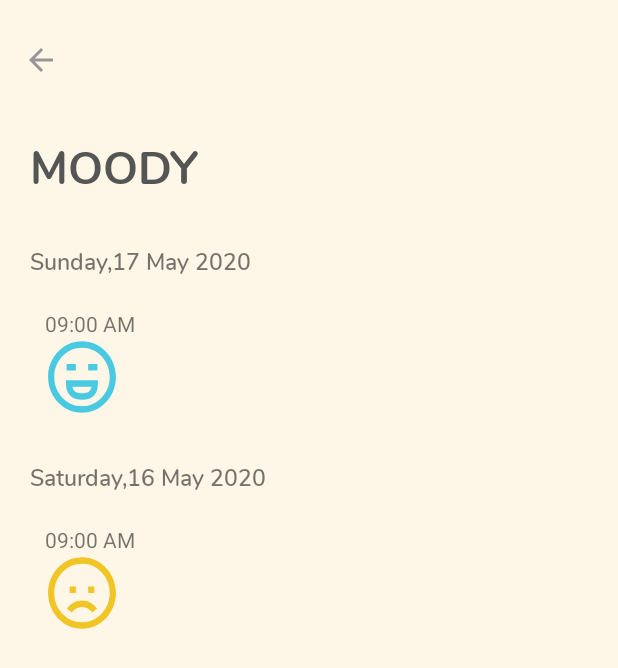
After one commit to yulihardinaa/svasthy, an Android app: the layout fragment_mood_saver.xml on its own in the app's theme, with its tools: preview values and no code run, on a phone screen of 412 x 824 dp. The commit adds this screen. Shown: the top 668 px of the screen. Run offline under Robolectric (Android 15) with nearby library versions, the light colour scheme and no system bars.

Commit message:
add layout

```diff
--- /dev/null
+++ b/app/src/main/res/layout/fragment_mood_saver.xml
@@ -0,0 +1,119 @@
+<?xml version="1.0" encoding="utf-8"?>
+<LinearLayout
+    xmlns:android="http://schemas.android.com/apk/res/android" android:layout_width="match_parent"
+    android:layout_height="match_parent"
+    android:orientation="vertical"
+    android:background="@color/login_bk_color"
+    >
+
+    <RelativeLayout
+        android:id="@+id/actionBar_Diary"
+        android:layout_width="match_parent"
+        android:layout_height="60dp"
+        android:gravity="center_vertical"
+        android:paddingStart="15dp"
+        android:paddingEnd="15dp">
+
+        <ImageView
+            android:id="@+id/icon_back"
+            android:layout_width="wrap_content"
+            android:layout_height="wrap_content"
+            android:layout_alignParentStart="true"
+            android:src="@drawable/icon_back"
+            android:layout_marginTop="20dp"/>
+
+    </RelativeLayout>
+
+    <TextView
+        android:layout_width="wrap_content"
+        android:layout_height="wrap_content"
+        android:text="MOODY"
+        android:fontFamily="@font/nunito_bold"
+        android:textColor="#555555"
+        android:textSize="30dp"
+        android:layout_marginLeft="20dp"
+        android:layout_marginTop="30dp"
+        />
+    <TextView
+        android:layout_width="wrap_content"
+        android:layout_height="wrap_content"
+        android:id="@+id/mood_date"
+        android:text="Sunday,17 May 2020"
+        android:fontFamily="@font/nunito_semibold"
+        android:layout_marginLeft="20dp"
+        android:textSize="15dp"
+        android:layout_marginTop="30dp"
+        />
+    <LinearLayout
+        android:layout_width="wrap_content"
+        android:layout_height="wrap_content"
+        android:orientation="horizontal"
+        android:layout_marginTop="20dp"
+        >
+        <LinearLayout
+            android:layout_width="wrap_content"
+            android:layout_height="wrap_content"
+            android:orientation="vertical"
+            android:layout_marginLeft="30dp"
+            >
+        <TextView
+            android:layout_width="wrap_content"
+            android:layout_height="wrap_content"
+            android:text="09:00 AM"
+            android:id="@+id/mood_time"
+            />
+            <ImageView
+                android:layout_width="wrap_content"
+                android:layout_height="wrap_content"
+                android:id="@+id/mood_today"
+                android:src="@drawable/ic_laughing"
+                android:tint="@color/num_4"
+            />
+        </LinearLayout>
+
+
+    </LinearLayout>
+
+    <TextView
+        android:layout_width="wrap_content"
+        android:layout_height="wrap_content"
+        android:id="@+id/mood_date_yesterday"
+        android:text="Saturday,16 May 2020"
+        android:fontFamily="@font/nunito_semibold"
+        android:layout_marginLeft="20dp"
+        android:textSize="15dp"
+        android:layout_marginTop="30dp"
+        />
+    <LinearLayout
+        android:layout_width="wrap_content"
+        android:layout_height="wrap_content"
+        android:orientation="horizontal"
+        android:layout_marginTop="20dp"
+        >
+        <LinearLayout
+            android:layout_width="wrap_content"
+            android:layout_height="wrap_content"
+            android:orientation="vertical"
+            android:layout_marginLeft="30dp"
+            >
+            <TextView
+                android:layout_width="wrap_content"
+                android:layout_height="wrap_content"
+                android:text="09:00 AM"
+                android:id="@+id/mood_time_yesterday"
+                />
+            <ImageView
+                android:layout_width="wrap_content"
+                android:layout_height="wrap_content"
+                android:id="@+id/mood_yesterday"
+                android:src="@drawable/ic_sad"
+                android:tint="@color/num_3"
+                />
+        </LinearLayout>
+
+
+    </LinearLayout>
+
+
+
+</LinearLayout>
--- a/app/src/main/res/values/colors.xml
+++ b/app/src/main/res/values/colors.xml
@@ -23,4 +23,11 @@
     <color name="warnaGaris">#E5E5E5</color>
     <color name="WarnaBackgroundReminder">#FBCC80</color>
 
+<!--    Warna mood-->
+    <color name="num_1" >#FF1E32</color>
+    <color name="num_2" >#FF823E</color>
+    <color name="num_3" >#F1C526</color>
+    <color name="num_4" >#49C9E2</color>
+    <color name="num_5" >#3C88E0</color>
+
 </resources>
```
Also changed, not shown: app/src/main/res/drawable/ic_love.xml (added, +9 -0 lines), app/src/main/res/layout/fragment_myconfide.xml (added, +97 -0 lines), app/src/main/res/layout/fragment_readconfide.xml (added, +195 -0 lines), app/src/main/res/drawable/pic_confide.jpg (added).
